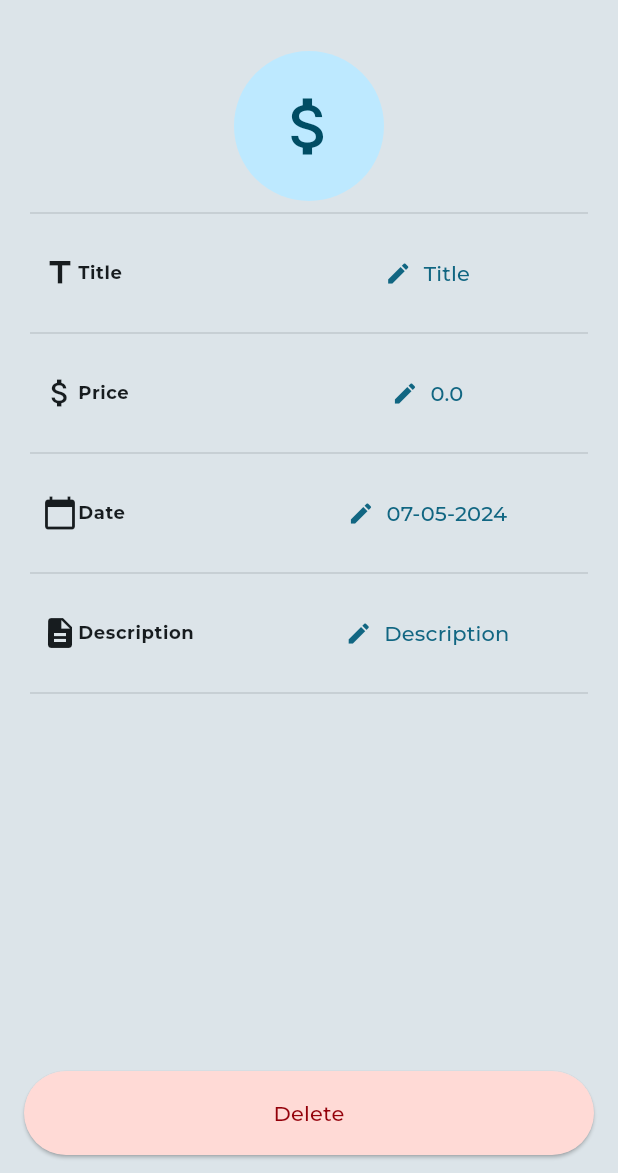
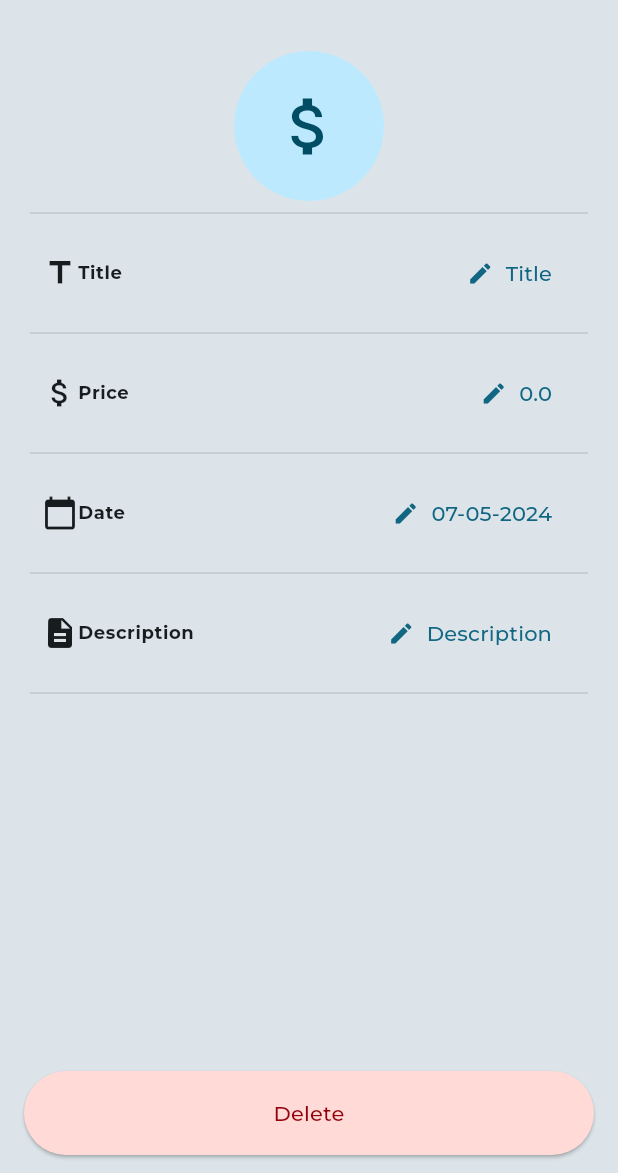
Before and after one commit to Eduardnol/payments, a Flutter app: the ModalBottomSheetPayment screen opened directly with empty values, on a phone screen of 412 x 824 dp, the part 63-1236 px from its top. Run offline on Flutter 3.47's test engine with Material 3 defaults, Android fonts, the phone set to English and light mode, and no system bars; our stand-ins replace cloud_firestore, firebase_auth, firebase_core, google_fonts; accounts and stored records are empty.

Commit message:
Aligned right

```diff
--- a/lib/CustomWidgets/ModalViewPaymentInfo/PaymentItemView.dart
+++ b/lib/CustomWidgets/ModalViewPaymentInfo/PaymentItemView.dart
@@ -147,16 +147,21 @@ class ValueName extends StatelessWidget {
     }
     if (isDate) {
       var myFormat = new DateFormat('dd-MM-yyyy');
-      return TextButton.icon(
+      return Align(
+        alignment: Alignment.centerRight,
+        child: TextButton.icon(
           onPressed: () {
             processDateModalBottomSheet(context);
           },
           icon: Icon(Icons.edit),
           label: Text(
               '${myFormat.format(context.watch<PaymentProvider>().paymentItemObject.date)}'),
+        ),
       );
     } else {
-      return TextButton.icon(
+      return Align(
+        alignment: Alignment.centerRight,
+        child: TextButton.icon(
           icon: Icon(Icons.edit),
           label: Text(value),
           onPressed: () {
@@ -175,6 +180,7 @@ class ValueName extends StatelessWidget {
               },
             );
           },
+        ),
       );
     }
   }
--- a/lib/main.dart
+++ b/lib/main.dart
@@ -99,7 +99,7 @@ class MyHomePage extends StatelessWidget {
               ],
               background: FittedBox(
                 fit: BoxFit.fitWidth,
-                child: Image.asset('assets/images/main_screen.jpg'),
+                child: Image.asset('images/main_screen.jpg'),
               ),
               collapseMode: CollapseMode.pin,
             ),
--- a/pubspec.yaml
+++ b/pubspec.yaml
@@ -90,6 +90,7 @@ flutter:
   uses-material-design: true
   assets:
     - assets/
+    - assets/images/
 
     # An image asset can refer to one or more resolution-specific "variants", see
     # https://flutter.dev/assets-and-images/#resolution-aware.
```
Lines whose indentation alone changed are shown as unchanged.
